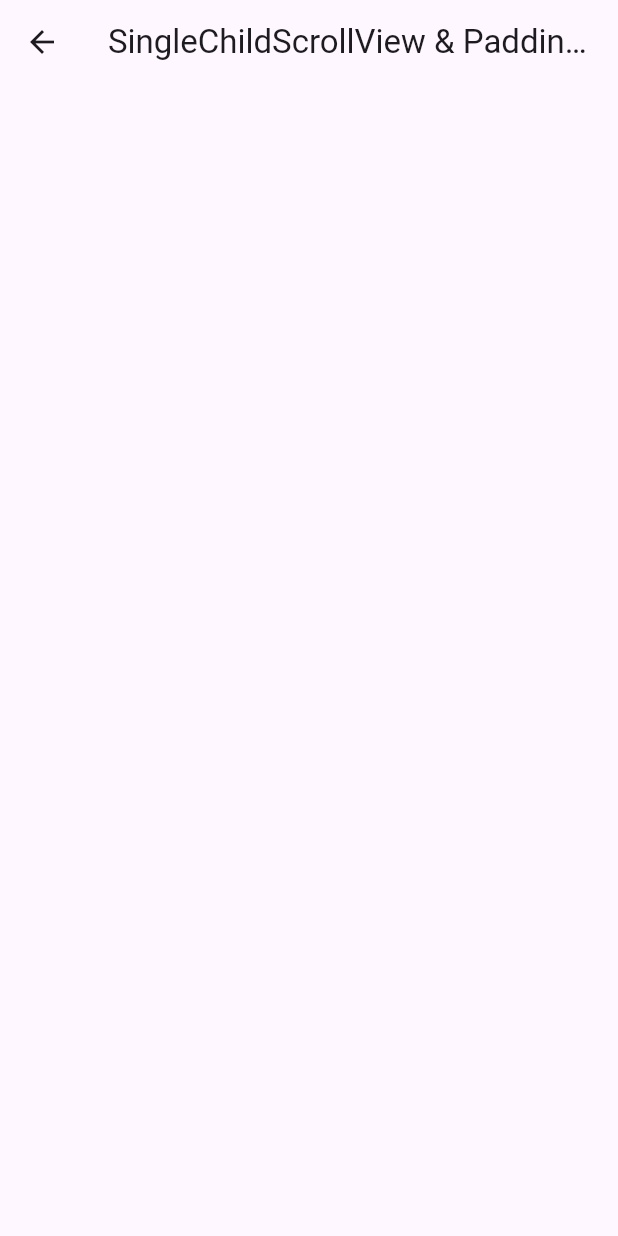
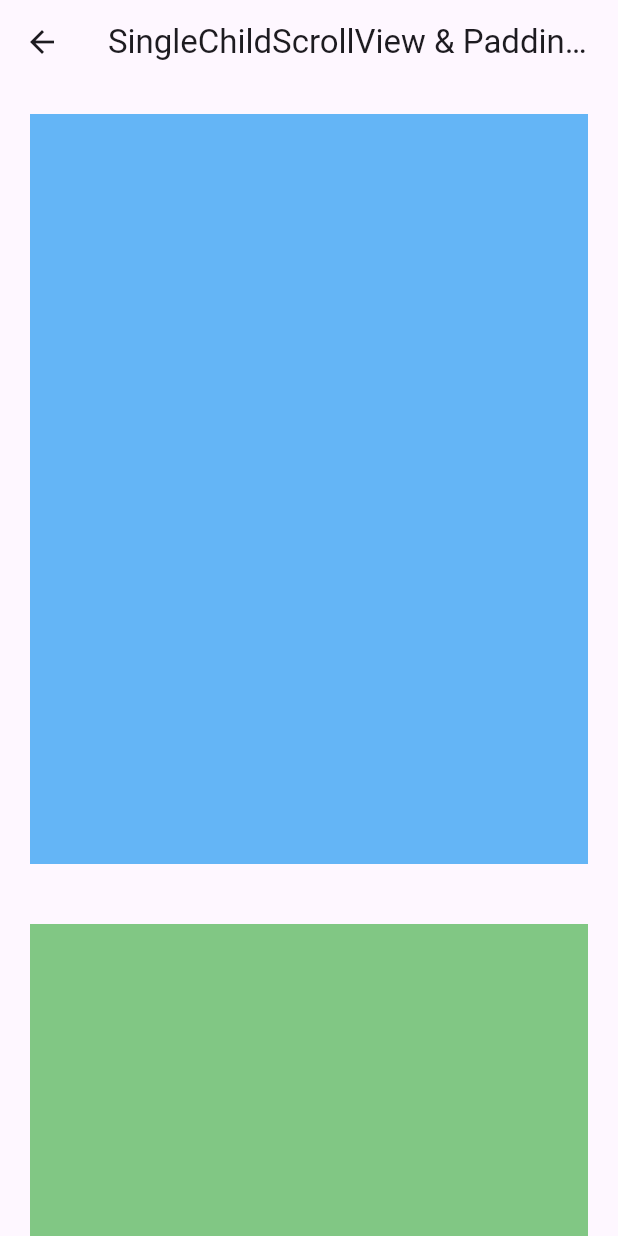
Before and after one commit to ShantoGUB567/Flutter, a Flutter app: the ScrollViewActivity screen opened directly, on a phone screen of 412 x 824 dp. Run offline on Flutter 3.47's test engine with Material 3 defaults, Android fonts, the phone set to English and light mode, and no system bars; our stand-ins replace cached_network_image, google_fonts, image_picker, shimmer, speech_to_text; accounts and stored records are empty; statements that could not run were skipped.

Commit message:
add something

```diff
--- a/new_app_6/lib/singlescrollview.dart
+++ b/new_app_6/lib/singlescrollview.dart
@@ -8,10 +8,27 @@ class ScrollViewActivity extends StatelessWidget {
   Widget build(BuildContext context) {
     return Scaffold(
       appBar: AppBar(title: Text("SingleChildScrollView & Padding & Placeholder"),),
-      body: Column(
-        children: [
-
-        ],
+      body: SingleChildScrollView(
+        scrollDirection: Axis.vertical,
+        // reverse: true,
+        physics: PageScrollPhysics(),
+        controller: _controller,
+        child: Column(
+          children: [
+            Container(
+              height: 500,
+              width: 400,
+              color: Colors.blue[300],
+              margin: EdgeInsets.all(20),
+            ),
+            Container(
+              height: 500,
+              width: 400,
+              color: Colors.green[300],
+              margin: EdgeInsets.all(20),
+            ),
+          ],
+        ),
       ),
     );
   }
```
